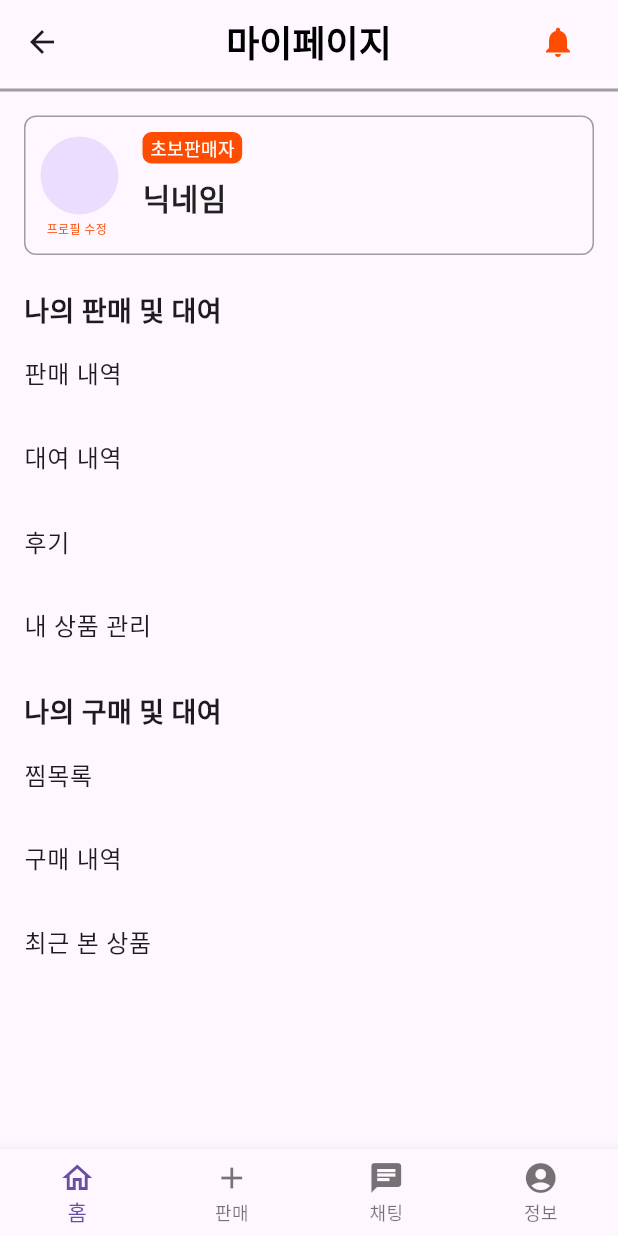
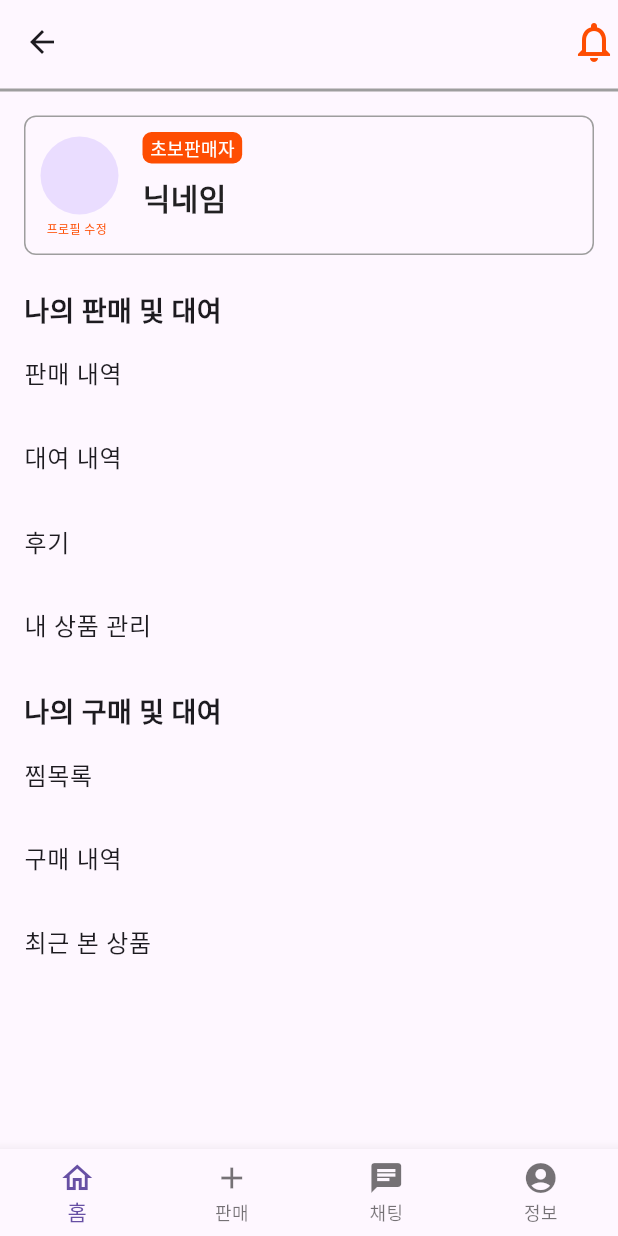
Before and after one commit to pknu-wap/-2-Y-NOT-Project, a Flutter app: the screen it shows after launch, item 4 of the bottom bar chosen, on a phone screen of 412 x 824 dp. Run offline on Flutter 3.47's test engine with Material 3 defaults, Android fonts, the phone set to English and light mode, and no system bars; our stand-ins replace cloud_firestore, firebase_auth, firebase_core, get, image_picker; missing offline and left inert: chatview; accounts and stored records are empty; project files that could hold a hidden picture were left out.

```diff
--- a/lib/MyPage.dart
+++ b/lib/MyPage.dart
@@ -49,17 +49,15 @@ class _MyPageState extends State<MyPage> {
           },
         ),
         actions: [
-          Padding(
-            padding: const EdgeInsets.only(right: 16.0),
-            child: IconButton(
-              icon: const Icon(Icons.notifications, color: Color(0xFFFE4D02)),
-              onPressed: () {
-                Navigator.push(
-                  context,
-                  MaterialPageRoute(builder: (context) => const NotificationsPage()),
-                );
-              },
-            ),
+          const Expanded(child: SizedBox()),
+          GestureDetector(
+            child: const Icon(Icons.notifications_none_outlined, color: Color(0xFFFE4D02), size: 32),
+            onTap: () {
+              Navigator.push(
+                context,
+                MaterialPageRoute(builder: (context) => NotificationsPage()),
+              );
+            },
           ),
         ],
         bottom: PreferredSize(
--- a/lib/main.dart
+++ b/lib/main.dart
@@ -24,7 +24,7 @@ class MyApp extends StatelessWidget {
       routes: {
         '/success': (context) => ChatListScreen(),//BookList(Searchresult: searchresult),
       },
-      home: ProfilePage(),
+      home: MyPage(),
     );
   }
 }
```
